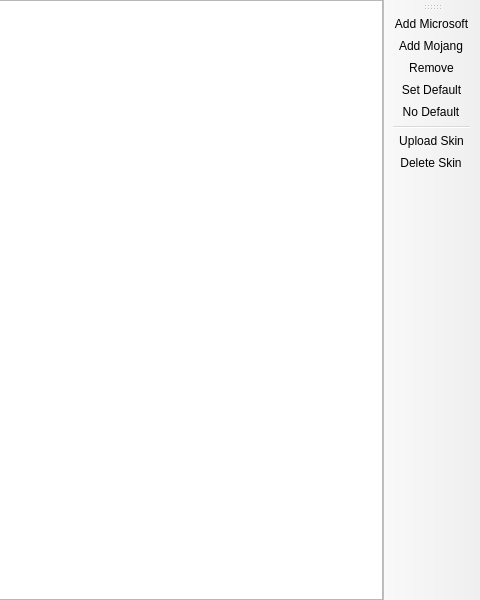
Qt form launcher/pages/global/AccountListPage.ui (FreesmTeam/FreesmLauncher) before a commit; both pictures show x 320 to 800 and y 0 to 600 of the 800 by 600 pixel window.
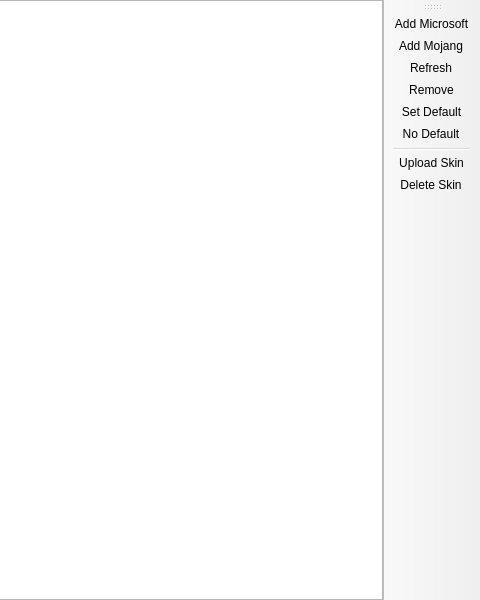
The same form after that commit. Custom widgets are drawn as their Qt base class.

Commit message: GH-3392 checking for migration status and refresh button in accounts list

Diff of the .ui file:
```diff
--- a/launcher/pages/global/AccountListPage.ui
+++ b/launcher/pages/global/AccountListPage.ui
@@ -54,6 +54,7 @@
    </attribute>
    <addaction name="actionAddMicrosoft"/>
    <addaction name="actionAddMojang"/>
+   <addaction name="actionRefresh"/>
    <addaction name="actionRemove"/>
    <addaction name="actionSetDefault"/>
    <addaction name="actionNoDefault"/>
@@ -102,6 +103,14 @@
     <string>Add Microsoft</string>
    </property>
   </action>
+  <action name="actionRefresh">
+   <property name="text">
+    <string>Refresh</string>
+   </property>
+   <property name="toolTip">
+    <string>Refresh the account tokens</string>
+   </property>
+  </action>
  </widget>
  <customwidgets>
   <customwidget>
```
The commit also changes 7 other files.
